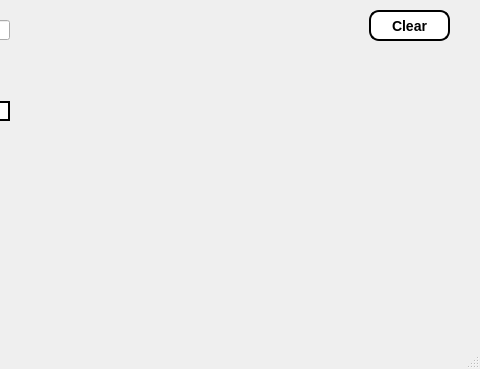
biggvladik/GrabberGolf, file window.ui: the form before one commit; both pictures show x 361 to 841 and y 0 to 369 of the 841 by 369 pixel window.
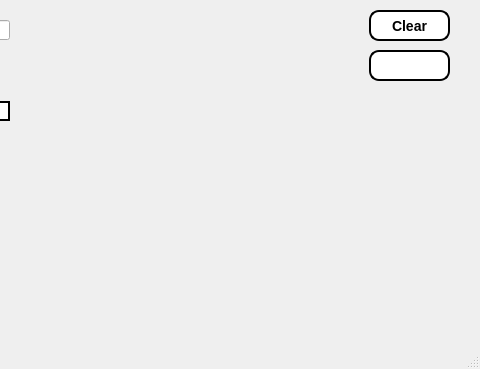
The form after the commit.

The edit to the form file:
```diff
--- a/window.ui
+++ b/window.ui
@@ -298,6 +298,34 @@
      <string>Clear</string>
     </property>
    </widget>
+   <widget class="QPushButton" name="pushButton_7">
+    <property name="geometry">
+     <rect>
+      <x>730</x>
+      <y>50</y>
+      <width>81</width>
+      <height>31</height>
+     </rect>
+    </property>
+    <property name="styleSheet">
+     <string notr="true">QPushButton#pushButton_7 {
+    border-style: outset;
+    border-width: 2px;
+    border-radius: 10px;
+    border-color: black;
+    font: bold 14px;
+	background-color: white;
+}
+
+
+
+    	
+</string>
+    </property>
+    <property name="text">
+     <string/>
+    </property>
+   </widget>
   </widget>
   <widget class="QStatusBar" name="statusbar"/>
  </widget>
```
